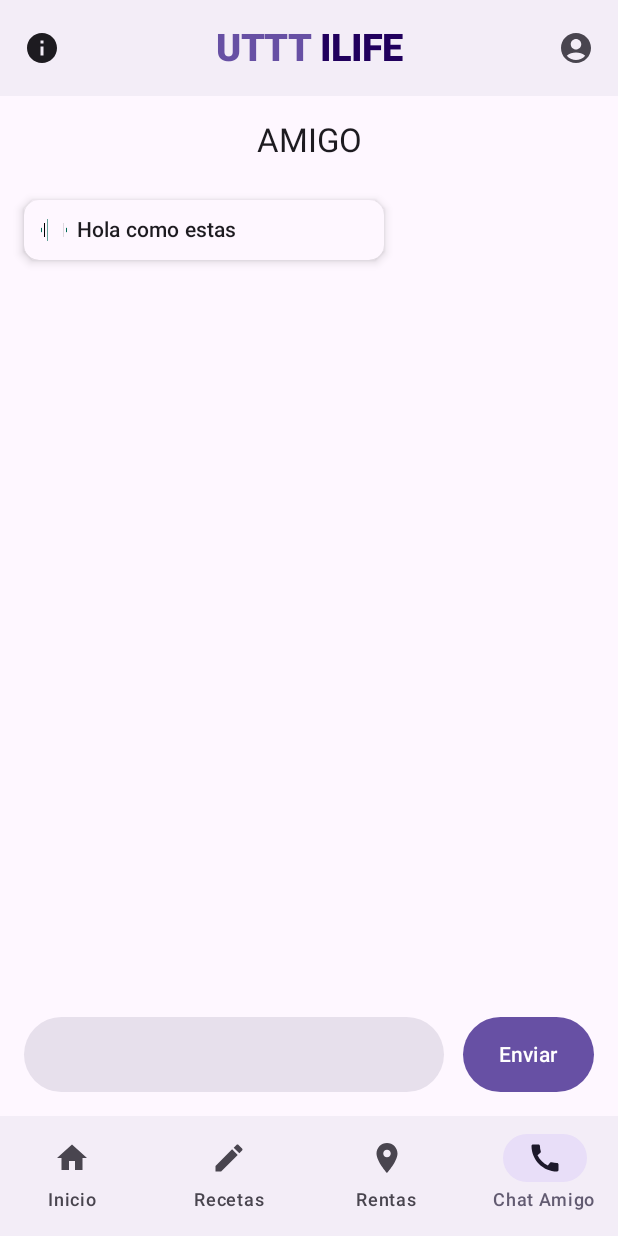
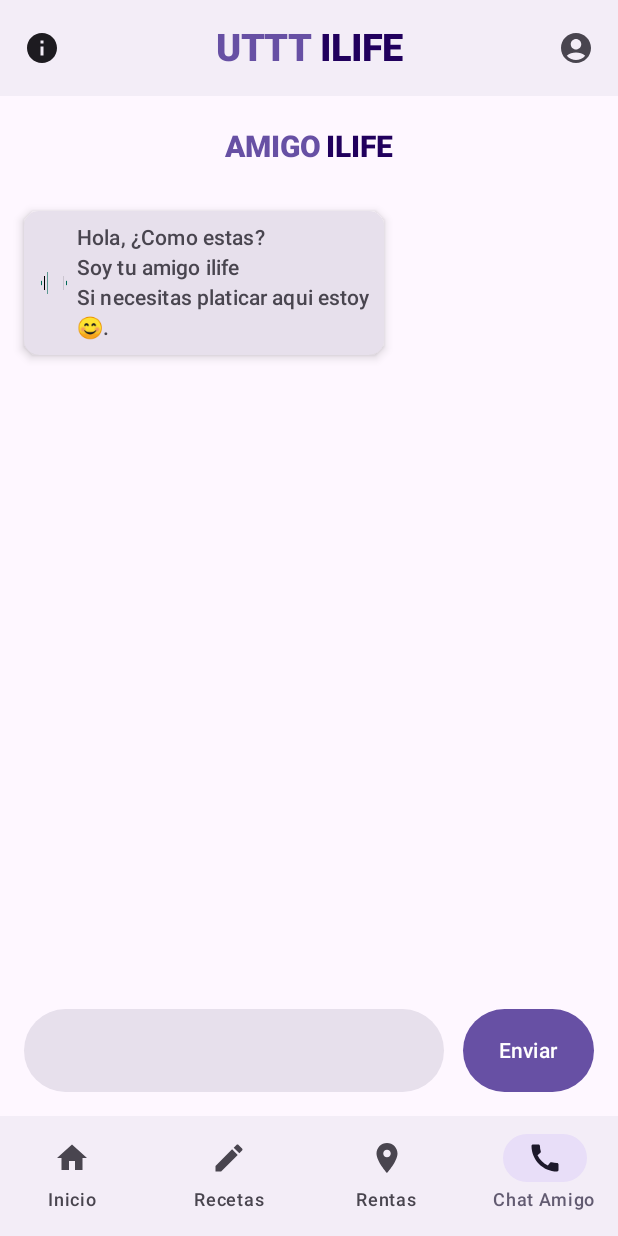
Before and after one commit to Fernando-Leon/utttilife-main, an Android app built with Jetpack Compose: the @Preview function MainScreen, item 4 of the bottom bar chosen, on a phone screen of 412 x 824 dp. Run offline under Robolectric (Android 15) with nearby library versions, the phone set to English and light mode, and no system bars.

Commit message:
Request api chat bot - Amigo Ilife screen

```diff
--- a/app/build.gradle.kts
+++ b/app/build.gradle.kts
@@ -91,4 +91,7 @@ dependencies {
     implementation("com.google.android.gms:play-services-location:21.1.0")
     implementation("org.chromium.net:cronet-embedded:119.6045.31")
 
+    //Dependencia para el chat bot
+    implementation("org.jetbrains.kotlinx:kotlinx-coroutines-android:1.8.0")
+
 }
--- a/app/src/main/java/com/example/utttilife/MainActivity.kt
+++ b/app/src/main/java/com/example/utttilife/MainActivity.kt
@@ -25,8 +25,8 @@ class MainActivity : ComponentActivity() {
                     modifier = Modifier.fillMaxSize(),
                     color = MaterialTheme.colorScheme.background
                 ) {
-                    LoginScreen()
-                    //MainScreen()
+                    //LoginScreen()
+                    MainScreen()
                     //RegisterApartamentScreen()
                 }
             }
--- a/app/src/main/java/com/example/utttilife/components/friend/MessageView.kt
+++ b/app/src/main/java/com/example/utttilife/components/friend/MessageView.kt
@@ -25,6 +25,7 @@ import androidx.compose.ui.unit.dp
 import com.example.utttilife.R
 
 
+// Change type user (chatbot or user)
 @Composable
 fun MessageView(message: String, isUserMessage: Boolean) {
     if(isUserMessage){
@@ -35,6 +36,7 @@ fun MessageView(message: String, isUserMessage: Boolean) {
 }
 
 
+// Component to chatbot message
 @Composable
 fun MessageFriend(message : String) {
     Column (
@@ -45,7 +47,7 @@ fun MessageFriend(message : String) {
                 .shadow(4.dp, RoundedCornerShape(10.dp))
                 .clip(RoundedCornerShape(10.dp))
                 .width(240.dp)
-                .background(MaterialTheme.colorScheme.background)
+                .background(MaterialTheme.colorScheme.surfaceVariant)
                 .padding(8.dp),
             verticalAlignment = Alignment.CenterVertically
         ) {
@@ -60,7 +62,8 @@ fun MessageFriend(message : String) {
             ) {
                 Text(
                     text = message,
-                    style = MaterialTheme.typography.labelLarge
+                    style = MaterialTheme.typography.labelLarge,
+                    color = MaterialTheme.colorScheme.onSurfaceVariant
                 )
             }
         }
@@ -68,6 +71,7 @@ fun MessageFriend(message : String) {
     }
 }
 
+// Component to message user
 @Composable
 fun MessageUser(message: String) {
 
@@ -80,7 +84,7 @@ fun MessageUser(message: String) {
                 .shadow(4.dp, RoundedCornerShape(10.dp))
                 .clip(RoundedCornerShape(10.dp))
                 .width(240.dp)
-                .background(MaterialTheme.colorScheme.background)
+                .background(MaterialTheme.colorScheme.surfaceVariant)
                 .padding(8.dp),
             verticalAlignment = Alignment.CenterVertically
         ) {
@@ -88,7 +92,7 @@ fun MessageUser(message: String) {
                 painter = painterResource(id = R.drawable.acount_icon),
                 contentDescription = null,
                 modifier = Modifier.size(24.dp),
-                tint = MaterialTheme.colorScheme.surfaceVariant,
+                tint = MaterialTheme.colorScheme.onSurfaceVariant,
             )
             Spacer(modifier = Modifier.width(3.dp))
             Box (
@@ -96,7 +100,8 @@ fun MessageUser(message: String) {
             ) {
                 Text(
                     text = message,
-                    style = MaterialTheme.typography.labelLarge
+                    style = MaterialTheme.typography.labelLarge,
+                    color = MaterialTheme.colorScheme.onSurfaceVariant
                 )
             }
         }
--- a/app/src/main/java/com/example/utttilife/components/friend/UserInput.kt
+++ b/app/src/main/java/com/example/utttilife/components/friend/UserInput.kt
@@ -6,7 +6,6 @@ import androidx.compose.foundation.layout.fillMaxWidth
 import androidx.compose.foundation.layout.padding
 import androidx.compose.foundation.layout.width
 import androidx.compose.material3.Button
-import androidx.compose.material3.OutlinedTextField
 import androidx.compose.material3.Text
 import androidx.compose.material3.TextField
 import androidx.compose.runtime.Composable
@@ -23,20 +22,18 @@ import androidx.compose.foundation.layout.height
 import androidx.compose.foundation.shape.RoundedCornerShape
 import androidx.compose.material3.ExperimentalMaterial3Api
 import androidx.compose.material3.MaterialTheme
-import androidx.compose.material3.TextField
 import androidx.compose.material3.TextFieldDefaults
-import androidx.compose.runtime.*
 import androidx.compose.ui.Modifier
 import androidx.compose.ui.graphics.Color
-import androidx.compose.ui.unit.dp
 
+
+// Component to send message
 @OptIn(ExperimentalMaterial3Api::class)
 @Composable
 fun UserInput(onMessageSent: (String) -> Unit) {
     var text by remember { mutableStateOf("") }
 
-    // Definir una altura común para TextField y Button
-    val commonHeight = 50.dp // Puedes ajustar este valor según tus necesidades
+    val commonHeight = 55.dp
 
     Row(
         modifier = Modifier
@@ -47,12 +44,12 @@ fun UserInput(onMessageSent: (String) -> Unit) {
         Box(modifier = Modifier
             .weight(1f)
             .fillMaxWidth()
-            .height(commonHeight)) { // Aplicar la altura común aquí
+            .height(commonHeight)) {
             TextField(
                 value = text,
                 onValueChange = { text = it },
                 modifier = Modifier
-                    .fillMaxHeight() // Asegura que el TextField llene el Box
+                    .fillMaxHeight()
                     .background(MaterialTheme.colorScheme.surfaceVariant, RoundedCornerShape(50.dp)),
                 shape = RoundedCornerShape(50.dp),
                 colors = TextFieldDefaults.textFieldColors(
@@ -71,7 +68,7 @@ fun UserInput(onMessageSent: (String) -> Unit) {
                 onMessageSent(text)
                 text = ""
             },
-            modifier = Modifier.height(commonHeight) // Aplicar la misma altura común al Button
+            modifier = Modifier.height(commonHeight)
         ) {
             Text("Enviar")
         }
--- a/app/src/main/java/com/example/utttilife/screens/ConsultingScreen.kt
+++ b/app/src/main/java/com/example/utttilife/screens/ConsultingScreen.kt
@@ -1,24 +1,31 @@
 package com.example.utttilife.screens
 
+import androidx.compose.foundation.layout.Arrangement
 import androidx.compose.foundation.layout.Box
 import androidx.compose.foundation.layout.Column
+import androidx.compose.foundation.layout.Row
 import androidx.compose.foundation.layout.Spacer
 import androidx.compose.foundation.layout.fillMaxWidth
 import androidx.compose.foundation.layout.height
 import androidx.compose.foundation.layout.padding
+import androidx.compose.foundation.layout.width
 import androidx.compose.foundation.lazy.LazyColumn
 import androidx.compose.foundation.lazy.items
 import androidx.compose.material3.MaterialTheme
 import androidx.compose.material3.Text
 import androidx.compose.runtime.Composable
+import androidx.compose.ui.Alignment
 import androidx.compose.ui.Modifier
+import androidx.compose.ui.text.font.FontWeight
 import androidx.compose.ui.text.style.TextAlign
 import androidx.compose.ui.unit.dp
+import androidx.compose.ui.unit.sp
 import com.example.utttilife.components.friend.ChatViewModel
 import com.example.utttilife.components.friend.MessageView
 import com.example.utttilife.components.friend.UserInput
 import androidx.lifecycle.viewmodel.compose.viewModel
 
+// Screen to view chat
 @Composable
 fun ConsultingScreen(viewModel: ChatViewModel = viewModel()) {
     Box(
@@ -29,15 +36,32 @@ fun ConsultingScreen(viewModel: ChatViewModel = viewModel()) {
         Column(
             modifier = Modifier.fillMaxWidth()
         ) {
-            Text(
-                text = "AMIGO",
-                modifier = Modifier
-                    .fillMaxWidth()
-                    .padding(all = 10.dp),
-                textAlign = TextAlign.Center,
-                style = MaterialTheme.typography.titleLarge
-            )
+            Row(
+                modifier = Modifier.fillMaxWidth()
+                    .padding(16.dp),
+                horizontalArrangement = Arrangement.Center
+            ) {
+                Text(
+                    text = "AMIGO",
+                    textAlign = TextAlign.Center,
+                    color = MaterialTheme.colorScheme.primary,
+                    fontSize = 20.sp,
+                    fontWeight = FontWeight.Black
+                )
+
+                Spacer(modifier = Modifier.width(3.dp))
+
+                Text(
+                    text = "ILIFE",
+                    textAlign = TextAlign.Center,
+                    color = MaterialTheme.colorScheme.onPrimaryContainer,
+                    fontSize = 20.sp,
+                    fontWeight = FontWeight.Black
+                )
+            }
+
             Spacer(modifier = Modifier.height(10.dp))
+
             LazyColumn(
                 modifier = Modifier.weight(1f)) {
 
@@ -46,7 +70,7 @@ fun ConsultingScreen(viewModel: ChatViewModel = viewModel()) {
                 }
 
                 item {
-                    MessageView(message =  "Hola como estas", isUserMessage = false)
+                    MessageView(message =  "Hola, ¿Como estas?\nSoy tu amigo ilife\nSi necesitas platicar aqui estoy 😊.", isUserMessage = false)
                 }
 
                 items(viewModel.messages) { message ->
--- /dev/null
+++ b/app/src/main/res/drawable/baseline_apartment_24.xml
@@ -0,0 +1,5 @@
+<vector android:height="24dp" android:tint="#000000"
+    android:viewportHeight="24" android:viewportWidth="24"
+    android:width="24dp" xmlns:android="http://schemas.android.com/apk/res/android">
+    <path android:fillColor="@android:color/white" android:pathData="M17,11V3H7v4H3v14h8v-4h2v4h8V11H17zM7,19H5v-2h2V19zM7,15H5v-2h2V15zM7,11H5V9h2V11zM11,15H9v-2h2V15zM11,11H9V9h2V11zM11,7H9V5h2V7zM15,15h-2v-2h2V15zM15,11h-2V9h2V11zM15,7h-2V5h2V7zM19,19h-2v-2h2V19zM19,15h-2v-2h2V15z"/>
+</vector>
--- /dev/null
+++ b/app/src/main/res/drawable/baseline_chat_24.xml
@@ -0,0 +1,5 @@
+<vector android:autoMirrored="true" android:height="24dp"
+    android:tint="#000000" android:viewportHeight="24"
+    android:viewportWidth="24" android:width="24dp" xmlns:android="http://schemas.android.com/apk/res/android">
+    <path android:fillColor="@android:color/white" android:pathData="M20,2L4,2c-1.1,0 -1.99,0.9 -1.99,2L2,22l4,-4h14c1.1,0 2,-0.9 2,-2L22,4c0,-1.1 -0.9,-2 -2,-2zM6,9h12v2L6,11L6,9zM14,14L6,14v-2h8v2zM18,8L6,8L6,6h12v2z"/>
+</vector>
--- /dev/null
+++ b/app/src/main/res/drawable/baseline_restaurant_24.xml
@@ -0,0 +1,5 @@
+<vector android:height="24dp" android:tint="#000000"
+    android:viewportHeight="24" android:viewportWidth="24"
+    android:width="24dp" xmlns:android="http://schemas.android.com/apk/res/android">
+    <path android:fillColor="@android:color/white" android:pathData="M11,9L9,9L9,2L7,2v7L5,9L5,2L3,2v7c0,2.12 1.66,3.84 3.75,3.97L6.75,22h2.5v-9.03C11.34,12.84 13,11.12 13,9L13,2h-2v7zM16,6v8h2.5v8L21,22L21,2c-2.76,0 -5,2.24 -5,4z"/>
+</vector>
```
Also changed, not shown: app/src/main/java/com/example/utttilife/components/friend/ChatViewModel.kt (+65 -8 lines).
